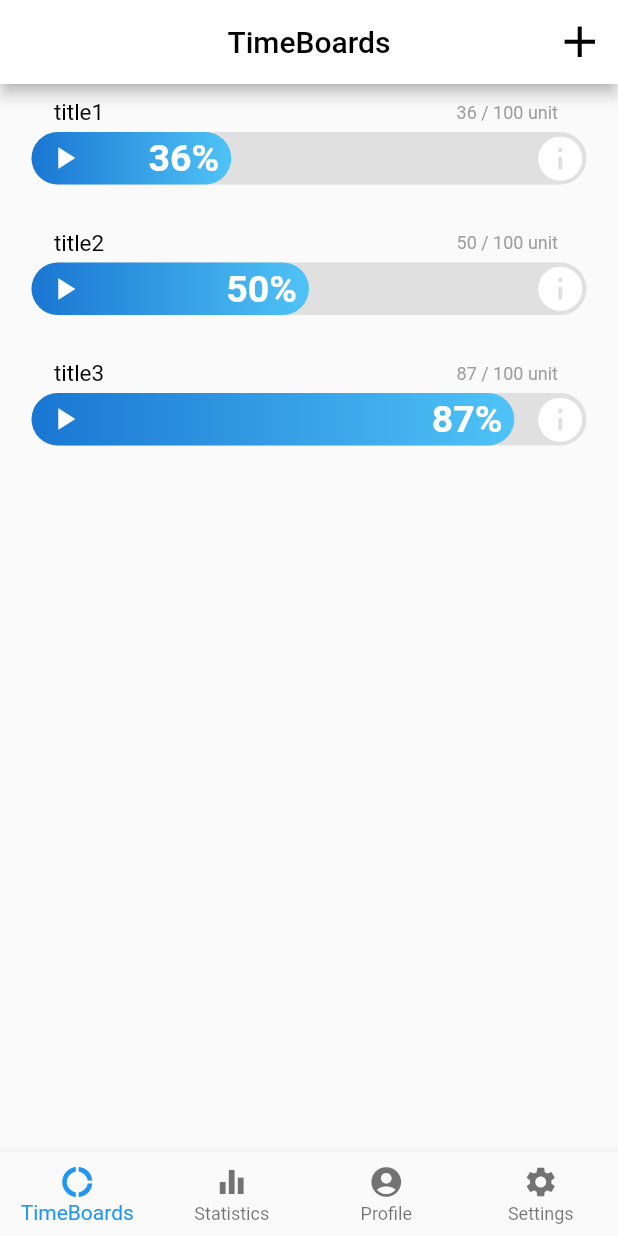
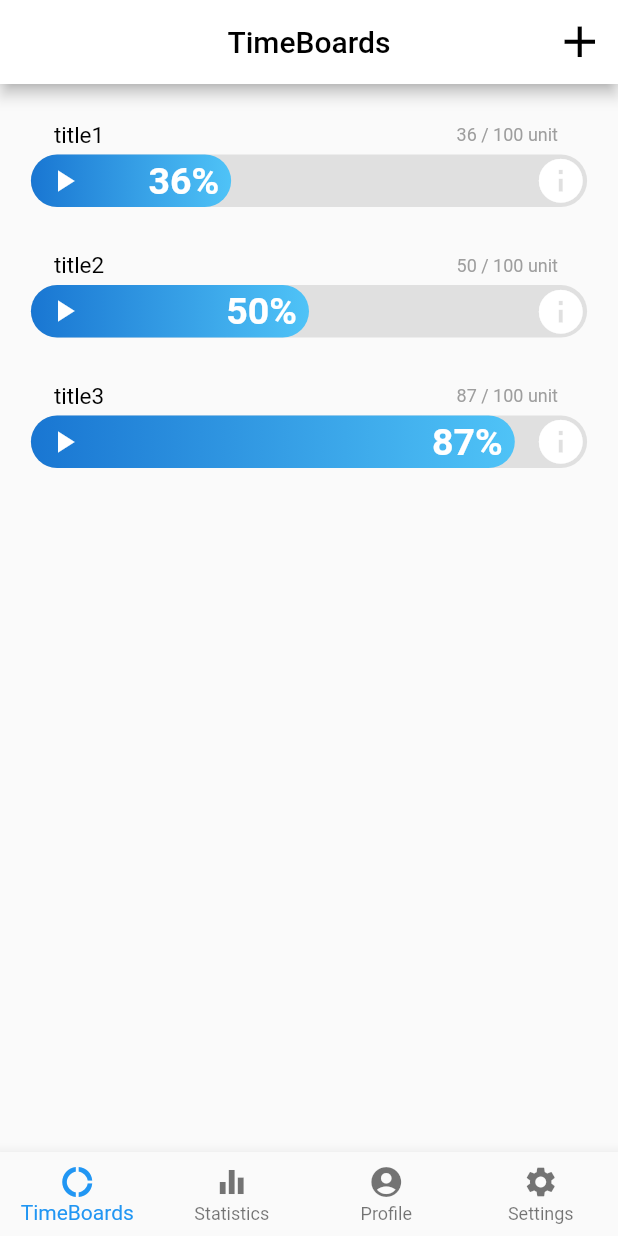
Before and after one commit to SpinningRocket/42percent, a Flutter app: the screen it shows after launch, on a phone screen of 412 x 824 dp. Run offline on Flutter 3.47's test engine with Material 2 defaults, Android fonts, the phone set to English and light mode, and no system bars.

Commit message:
Timeboard Breite nun abhängig von Bildschirmgröße

```diff
--- a/lib/components/timeboard.dart
+++ b/lib/components/timeboard.dart
@@ -15,6 +15,7 @@ class TimeBoard extends StatefulWidget {
 class _TimeBoardState extends State<TimeBoard> with SingleTickerProviderStateMixin {
 
   final TimeBoardData tbData;
+  bool active = false;
 
   _TimeBoardState(this.tbData);
 
@@ -22,9 +23,11 @@ class _TimeBoardState extends State<TimeBoard> with SingleTickerProviderStateMix
   Widget build(BuildContext context) {
 
     final double percentage = tbData.currentValue / tbData.maxValue * 100;
+    final double width = MediaQuery.of(context).size.width * 0.9;
 
     return new Column(
       children: <Widget>[
+        new Padding(padding: new EdgeInsets.symmetric(vertical: 7.5)),
         new Row(
           children: <Widget>[
             new Padding(padding: new EdgeInsets.only(left: 36.0)),
@@ -39,7 +42,8 @@ class _TimeBoardState extends State<TimeBoard> with SingleTickerProviderStateMix
         new Stack(
           children: <Widget>[
             new Container(
-              width: 370.0,
+              width: width,
+              //width: 370,
               height: 35.0,
               decoration: new BoxDecoration(
                 color: Colors.grey[300],
@@ -47,7 +51,7 @@ class _TimeBoardState extends State<TimeBoard> with SingleTickerProviderStateMix
               )
             ),
             new Container(
-              width: 370.0*percentage/100,
+              width: width*percentage/100,
               height: 35.0,
               alignment: const Alignment(1.0, 0.0),
               decoration: new BoxDecoration(
@@ -58,13 +62,14 @@ class _TimeBoardState extends State<TimeBoard> with SingleTickerProviderStateMix
                 child: new Text(percentage.toInt().toString()+"%", style: new TextStyle(color: Colors.white, fontSize: 25.0, fontWeight: FontWeight.bold),))
             ),
             new Container(
-              width: 370.0,
+              width: width,
               height: 35.0,
               child: new Material(
                     type: MaterialType.transparency,
                     borderRadius: new BorderRadius.all(const Radius.circular(30.0)),
                     child: new InkWell(
-                      onTap: () => print("Timebaord tapped"), //ToDO: Start / Stop implementieren
+                      //onTap: () => print("Timebaord tapped"), //ToDO: Start / Stop implementieren
+                      onTap: () {setState((){this.active = true;});print("Start");},
                       child: new Row(
                         children: <Widget>[
                           new Padding(padding: new EdgeInsets.only(left: 10.0),
@@ -75,7 +80,7 @@ class _TimeBoardState extends State<TimeBoard> with SingleTickerProviderStateMix
                   ),
             ),
             new Container(
-              width: 370.0,
+              width: width,
               height: 35.0,
               alignment: Alignment.centerRight,
               child: new IconButton(
@@ -85,10 +90,34 @@ class _TimeBoardState extends State<TimeBoard> with SingleTickerProviderStateMix
                 alignment: Alignment.centerRight,
                 onPressed: () => print("Info tapped"), //TODO: Detail page implementieren
               )
+            ),
+            new Offstage(
+              offstage: this.active == false,
+              child: new Container(
+                width: width,
+                height: 35.0,
+                decoration: new BoxDecoration(
+                  color: Colors.green,
+                  borderRadius: new BorderRadius.all(const Radius.circular(30.0))
+                ),
+                child: new Material(
+                    type: MaterialType.transparency,
+                    borderRadius: new BorderRadius.all(const Radius.circular(30.0)),
+                    child: new InkWell(
+                      onTap: () {setState((){this.active = false;});print("Stop");},
+                      child: new Row(
+                        children: <Widget>[
+                          new Padding(padding: new EdgeInsets.only(left: 10.0),
+                            child: new Icon(Icons.pause, color: Colors.white)),
+                        ],
+                      )
+                    )
+                  ),
+              ),
             )
           ],
         ),
-        new Padding(padding: new EdgeInsets.symmetric(vertical: 15.0))
+        new Padding(padding: new EdgeInsets.symmetric(vertical: 7.5))
       ],
     );
   }
```
